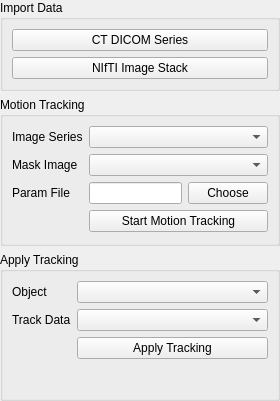
First picture: the form in src/ui/CTMotionProp.ui, repository ericspod/Eidolon, before the edit.
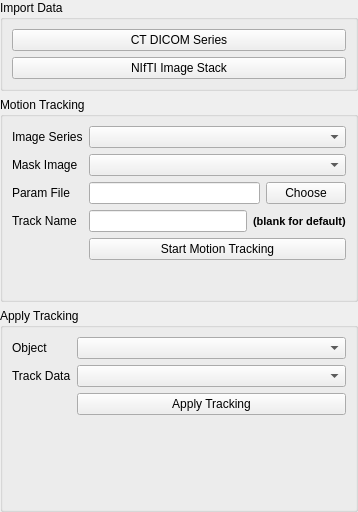
Second picture: the form after the edit.

```diff
--- a/src/ui/CTMotionProp.ui
+++ b/src/ui/CTMotionProp.ui
@@ -6,8 +6,8 @@
    <rect>
     <x>0</x>
     <y>0</y>
-    <width>280</width>
-    <height>401</height>
+    <width>358</width>
+    <height>512</height>
    </rect>
   </property>
   <property name="windowTitle">
@@ -110,7 +110,7 @@
         </item>
        </layout>
       </item>
-      <item row="3" column="1">
+      <item row="4" column="1">
        <widget class="QPushButton" name="trackButton">
         <property name="sizePolicy">
          <sizepolicy hsizetype="Expanding" vsizetype="Fixed">
@@ -123,6 +123,34 @@
         </property>
        </widget>
       </item>
+      <item row="3" column="1">
+       <layout class="QHBoxLayout" name="horizontalLayout_14">
+        <item>
+         <widget class="QLineEdit" name="trackName"/>
+        </item>
+        <item>
+         <widget class="QLabel" name="label_68">
+          <property name="font">
+           <font>
+            <pointsize>8</pointsize>
+            <weight>75</weight>
+            <bold>true</bold>
+           </font>
+          </property>
+          <property name="text">
+           <string>(blank for default)</string>
+          </property>
+         </widget>
+        </item>
+       </layout>
+      </item>
+      <item row="3" column="0">
+       <widget class="QLabel" name="label_67">
+        <property name="text">
+         <string>Track Name</string>
+        </property>
+       </widget>
+      </item>
      </layout>
     </widget>
    </item>
```
